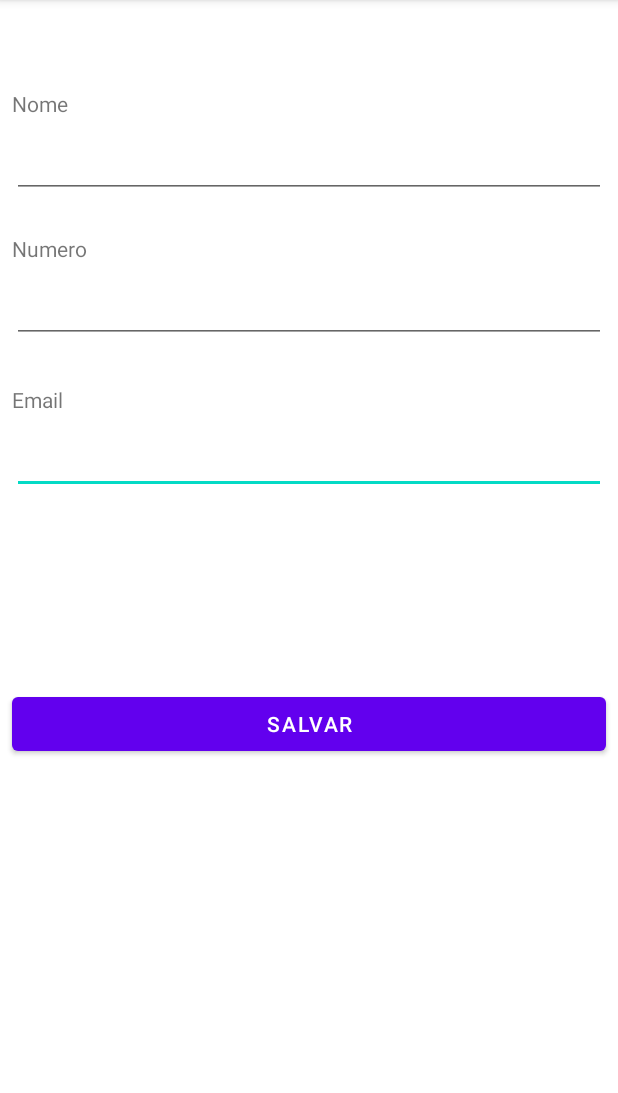
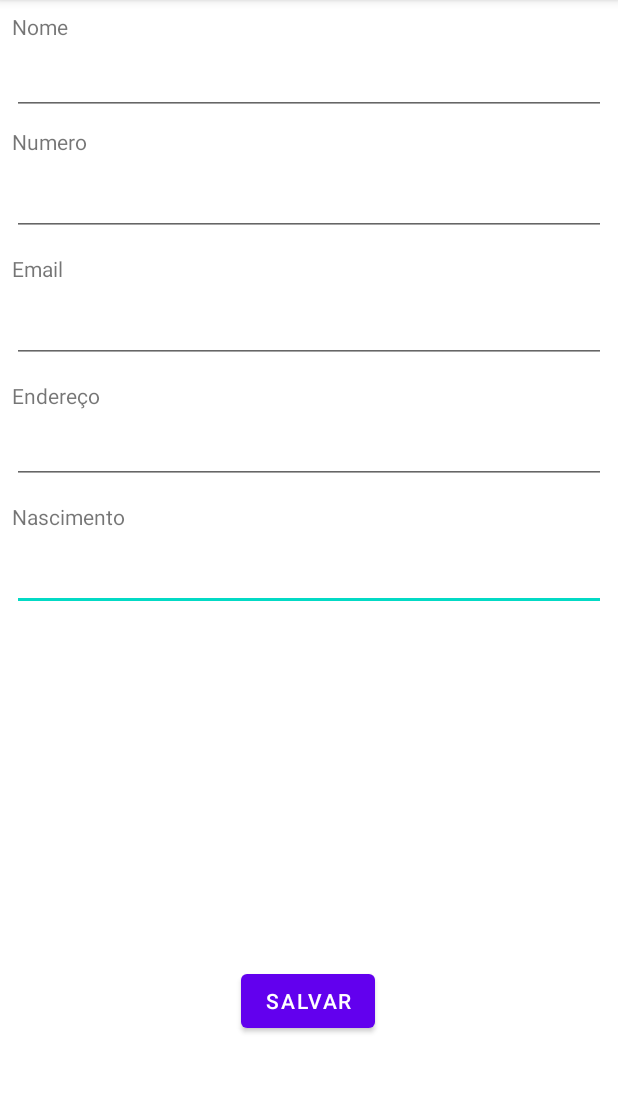
Before and after one commit to Marcos-Sobral/APK_AgendaContatos, an Android app: the MainActivity screen opened directly, with no data from a screen before it, after a tap on "SALVAR", on a phone screen of 412 x 824 dp, the part 84-1177 px from its top. Run offline under Robolectric (Android 15) with nearby library versions, the phone set to English and light mode, and no system bars.

Commit message:
Adição de novos campos e formatação

```diff
--- a/app/src/main/java/com/agenda/agendacontato/Conexao.java
+++ b/app/src/main/java/com/agenda/agendacontato/Conexao.java
@@ -20,7 +20,7 @@ public class Conexao extends SQLiteOpenHelper {
     @Override
     public void onCreate(SQLiteDatabase db) {
         db.execSQL("create table contato(id integer primary key autoincrement," +
-                "nome varchar(50), email varchar(50), telefone varchar(50))");
+                "nome varchar(50), email varchar(50), telefone varchar(50), endereco varchar(50), nascimento varchar(50))");
     }
 
     @Override
--- a/app/src/main/java/com/agenda/agendacontato/Contato.java
+++ b/app/src/main/java/com/agenda/agendacontato/Contato.java
@@ -8,6 +8,8 @@ public class Contato implements Serializable {
     private String nome;
     private String email;
     private String telefone;
+    private String endereco;
+    private String nascimento;
 
     public Integer getId() {
         return id;
@@ -41,9 +43,17 @@ public class Contato implements Serializable {
         this.telefone = telefone;
     }
 
+    public String getEndereco() { return endereco; }
+
+    public void setEndereco(String endereco) { this.endereco = endereco; }
+
+    public String getNascimento() { return nascimento; }
+
+    public void setNascimento(String nascimento) { this.nascimento = nascimento; }
+
     @Override
     public String toString(){
-        return nome +":  "+ telefone +"  "+ email;
+        return nome + ":  " + telefone + "\n" + email+"\n" + endereco + "\n" + nascimento;
         //return nome;
     }
 }
--- a/app/src/main/java/com/agenda/agendacontato/ContatoAdapter.java
+++ b/app/src/main/java/com/agenda/agendacontato/ContatoAdapter.java
@@ -38,12 +38,16 @@ public class ContatoAdapter extends BaseAdapter {
         TextView nome = V.findViewById(R.id.txt_nome);
         TextView email = V.findViewById(R.id.txt_email);
         TextView telefone = V.findViewById(R.id.txt_telefone);
+        TextView endereco = V.findViewById(R.id.txt_endereco);
+        TextView nascimento = V.findViewById(R.id.txt_nascimento);
 
         Contato c = contatos.get(i);
 
         nome.setText(c.getNome());
         email.setText(c.getEmail());
         telefone.setText(c.getTelefone());
+        endereco.setText(c.getEndereco());
+        nascimento.setText(c.getNascimento());
         return V;
     }
 }
--- a/app/src/main/java/com/agenda/agendacontato/ContatoDAO.java
+++ b/app/src/main/java/com/agenda/agendacontato/ContatoDAO.java
@@ -23,12 +23,14 @@ public class ContatoDAO {
         values.put("nome", contato.getNome());
         values.put("email",contato.getEmail());
         values.put("telefone", contato.getTelefone());
+        values.put("endereco",contato.getEndereco());
+        values.put("nascimento", contato.getNascimento());
         return banco.insert("contato", null, values);
     }
 
     public List<Contato> obterTodos(){
         List<Contato> contatos = new ArrayList<>();
-        Cursor cursor = banco.query("contato", new String[]{"id","nome","email","telefone"},
+        Cursor cursor = banco.query("contato", new String[]{"id","nome","email","telefone","endereco","nascimento"},
                 null,null,null,null, null);
         while (cursor.moveToNext()){
             Contato c = new Contato();
@@ -36,6 +38,8 @@ public class ContatoDAO {
             c.setNome(cursor.getString(1));
             c.setEmail(cursor.getString(2));
             c.setTelefone(cursor.getString(3));
+            c.setEndereco(cursor.getString(4));
+            c.setNascimento(cursor.getString(5));
             contatos.add(c);
         }
         return contatos;
@@ -50,6 +54,8 @@ public class ContatoDAO {
         values.put("nome", contato.getNome());
         values.put("email",contato.getEmail());
         values.put("telefone", contato.getTelefone());
+        values.put("endereco", contato.getEndereco());
+        values.put("nascimento", contato.getNascimento());
         banco.update("contato", values, "id = ?", new String[]{contato.getId().toString()});
     }
 }
--- a/app/src/main/java/com/agenda/agendacontato/MainActivity.java
+++ b/app/src/main/java/com/agenda/agendacontato/MainActivity.java
@@ -13,6 +13,8 @@ public class MainActivity extends AppCompatActivity {
     private EditText nome;
     private EditText email;
     private EditText telefone;
+    private EditText endereco;
+    private EditText nascimento;
     private ContatoDAO dao;
     private Contato contato = null;
 
@@ -24,6 +26,9 @@ public class MainActivity extends AppCompatActivity {
         nome = findViewById(R.id.editNome);
         email = findViewById(R.id.editEmail);
         telefone = findViewById(R.id.editFone);
+        endereco = findViewById(R.id.editEndereco);
+        nascimento = findViewById(R.id.editNascimento);
+
         dao = new ContatoDAO(this);
 
         Intent it = getIntent();
@@ -32,6 +37,8 @@ public class MainActivity extends AppCompatActivity {
             nome.setText(contato.getNome());
             email.setText(contato.getEmail());
             telefone.setText(contato.getTelefone());
+            endereco.setText(contato.getEndereco());
+            nascimento.setText(contato.getNascimento());
         }
     }
 
@@ -41,12 +48,16 @@ public class MainActivity extends AppCompatActivity {
             contato.setNome(nome.getText().toString());
             contato.setEmail(email.getText().toString());
             contato.setTelefone(telefone.getText().toString());
+            contato.setEndereco(endereco.getText().toString());
+            contato.setNascimento(nascimento.getText().toString());
             long id = dao.inserir(contato);
             Toast.makeText(this, "Contato Salvo com id" + id, Toast.LENGTH_SHORT).show();
         }else {
             contato.setNome(nome.getText().toString());
             contato.setEmail(email.getText().toString());
             contato.setTelefone(telefone.getText().toString());
+            contato.setEndereco(endereco.getText().toString());
+            contato.setNascimento(nascimento.getText().toString());
             dao.atualizar(contato);
             Toast.makeText(this, "Contato foi atualziado", Toast.LENGTH_SHORT).show();
         }
--- a/app/src/main/res/layout/activity_main.xml
+++ b/app/src/main/res/layout/activity_main.xml
@@ -5,6 +5,37 @@
     android:layout_width="match_parent"
     android:layout_height="match_parent"
     tools:context=".MainActivity">
+
+    <Button
+        android:id="@+id/button"
+        android:layout_width="wrap_content"
+        android:layout_height="wrap_content"
+        android:layout_marginStart="8dp"
+        android:layout_marginTop="8dp"
+        android:layout_marginEnd="8dp"
+        android:layout_marginBottom="8dp"
+        android:onClick="salvar"
+        android:text="Salvar"
+        app:layout_constraintBottom_toBottomOf="parent"
+        app:layout_constraintEnd_toEndOf="parent"
+        app:layout_constraintHorizontal_bias="0.498"
+        app:layout_constraintStart_toStartOf="parent"
+        app:layout_constraintTop_toBottomOf="@+id/editEmail"
+        app:layout_constraintVertical_bias="0.851" />
+
+    <EditText
+        android:id="@+id/editNascimento"
+        android:layout_width="0dp"
+        android:layout_height="wrap_content"
+        android:layout_marginStart="8dp"
+        android:layout_marginTop="8dp"
+        android:layout_marginEnd="8dp"
+        android:ems="10"
+        android:inputType="textPersonName"
+        app:layout_constraintEnd_toEndOf="parent"
+        app:layout_constraintHorizontal_bias="0.0"
+        app:layout_constraintStart_toStartOf="parent"
+        app:layout_constraintTop_toBottomOf="@+id/textView5" />
 
     <TextView
         android:id="@+id/textView"
@@ -20,14 +51,28 @@
         app:layout_constraintHorizontal_bias="0.0"
         app:layout_constraintStart_toStartOf="parent"
         app:layout_constraintTop_toTopOf="parent"
-        app:layout_constraintVertical_bias="0.07" />
+        app:layout_constraintVertical_bias="0.0" />
+
+    <EditText
+        android:id="@+id/editEndereco"
+        android:layout_width="0dp"
+        android:layout_height="wrap_content"
+        android:layout_marginStart="8dp"
+        android:layout_marginTop="4dp"
+        android:layout_marginEnd="8dp"
+        android:ems="10"
+        android:inputType="textPersonName"
+        app:layout_constraintEnd_toEndOf="parent"
+        app:layout_constraintHorizontal_bias="0.0"
+        app:layout_constraintStart_toStartOf="parent"
+        app:layout_constraintTop_toBottomOf="@+id/textView4" />
 
     <TextView
         android:id="@+id/textView2"
         android:layout_width="0dp"
         android:layout_height="wrap_content"
         android:layout_marginStart="8dp"
-        android:layout_marginTop="24dp"
+        android:layout_marginTop="8dp"
         android:layout_marginEnd="8dp"
         android:text="Numero"
         app:layout_constraintEnd_toEndOf="parent"
@@ -35,22 +80,45 @@
         app:layout_constraintStart_toStartOf="parent"
         app:layout_constraintTop_toBottomOf="@+id/editNome" />
 
-    <Button
-        android:id="@+id/button"
+    <TextView
+        android:id="@+id/textView4"
         android:layout_width="0dp"
         android:layout_height="wrap_content"
         android:layout_marginStart="8dp"
-        android:layout_marginTop="8dp"
+        android:layout_marginTop="12dp"
         android:layout_marginEnd="8dp"
-        android:layout_marginBottom="8dp"
-        android:onClick="salvar"
-        android:text="Salvar"
-        app:layout_constraintBottom_toBottomOf="parent"
+        android:text="Endereço"
         app:layout_constraintEnd_toEndOf="parent"
         app:layout_constraintHorizontal_bias="0.0"
         app:layout_constraintStart_toStartOf="parent"
-        app:layout_constraintTop_toBottomOf="@+id/editEmail"
-        app:layout_constraintVertical_bias="0.324" />
+        app:layout_constraintTop_toBottomOf="@+id/editEmail" />
+
+    <EditText
+        android:id="@+id/editNome"
+        android:layout_width="0dp"
+        android:layout_height="wrap_content"
+        android:layout_marginStart="8dp"
+        android:layout_marginTop="4dp"
+        android:layout_marginEnd="8dp"
+        android:ems="10"
+        android:inputType="textPersonName"
+        app:layout_constraintEnd_toEndOf="parent"
+        app:layout_constraintHorizontal_bias="0.0"
+        app:layout_constraintStart_toStartOf="parent"
+        app:layout_constraintTop_toBottomOf="@+id/textView" />
+
+    <TextView
+        android:id="@+id/textView5"
+        android:layout_width="0dp"
+        android:layout_height="wrap_content"
+        android:layout_marginStart="8dp"
+        android:layout_marginTop="12dp"
+        android:layout_marginEnd="8dp"
+        android:text="Nascimento"
+        app:layout_constraintEnd_toEndOf="parent"
+        app:layout_constraintHorizontal_bias="0.0"
+        app:layout_constraintStart_toStartOf="parent"
+        app:layout_constraintTop_toBottomOf="@+id/editEndereco" />
 
     <EditText
         android:id="@+id/editEmail"
@@ -66,19 +134,6 @@
         app:layout_constraintStart_toStartOf="parent"
         app:layout_constraintTop_toBottomOf="@+id/textView3" />
 
-    <TextView
-        android:id="@+id/textView3"
-        android:layout_width="0dp"
-        android:layout_height="wrap_content"
-        android:layout_marginStart="8dp"
-        android:layout_marginTop="28dp"
-        android:layout_marginEnd="8dp"
-        android:text="Email"
-        app:layout_constraintEnd_toEndOf="parent"
-        app:layout_constraintHorizontal_bias="0.0"
-        app:layout_constraintStart_toStartOf="parent"
-        app:layout_constraintTop_toBottomOf="@+id/editFone" />
-
     <EditText
         android:id="@+id/editFone"
         android:layout_width="0dp"
@@ -93,18 +148,17 @@
         app:layout_constraintStart_toStartOf="parent"
         app:layout_constraintTop_toBottomOf="@+id/textView2" />
 
-    <EditText
-        android:id="@+id/editNome"
+    <TextView
+        android:id="@+id/textView3"
         android:layout_width="0dp"
         android:layout_height="wrap_content"
         android:layout_marginStart="8dp"
-        android:layout_marginTop="8dp"
+        android:layout_marginTop="12dp"
         android:layout_marginEnd="8dp"
-        android:ems="10"
-        android:inputType="textPersonName"
+        android:text="Email"
         app:layout_constraintEnd_toEndOf="parent"
         app:layout_constraintHorizontal_bias="0.0"
         app:layout_constraintStart_toStartOf="parent"
-        app:layout_constraintTop_toBottomOf="@+id/textView" />
+        app:layout_constraintTop_toBottomOf="@+id/editFone" />
 
 </androidx.constraintlayout.widget.ConstraintLayout>
```
Also changed, not shown: app/src/main/res/layout/activity_listar_contatos.xml (+4 -6 lines), app/src/main/res/layout/item.xml (+50 -0 lines).
